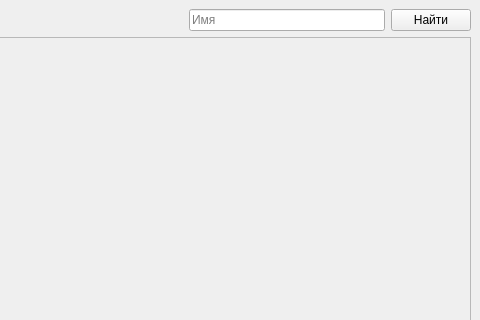
Qt form client/gui/main_menu.ui (igorechek06/pyQuiz) before a commit; both pictures show x 120 to 600 and y 0 to 320 of the 600 by 850 pixel window.
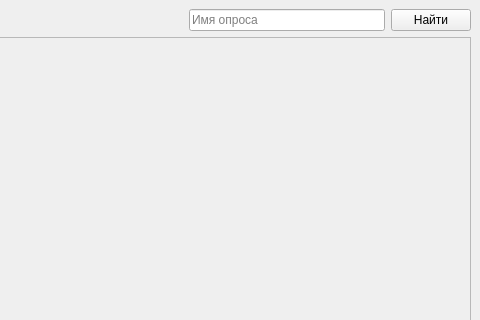
The same form after that commit. Icons and pictures are not drawn.

```diff
--- a/client/gui/main_menu.ui
+++ b/client/gui/main_menu.ui
@@ -63,7 +63,7 @@
       <item>
        <widget class="QLineEdit" name="searchField">
         <property name="placeholderText">
-         <string>Имя</string>
+         <string>Имя опроса</string>
         </property>
         <property name="clearButtonEnabled">
          <bool>true</bool>
```
